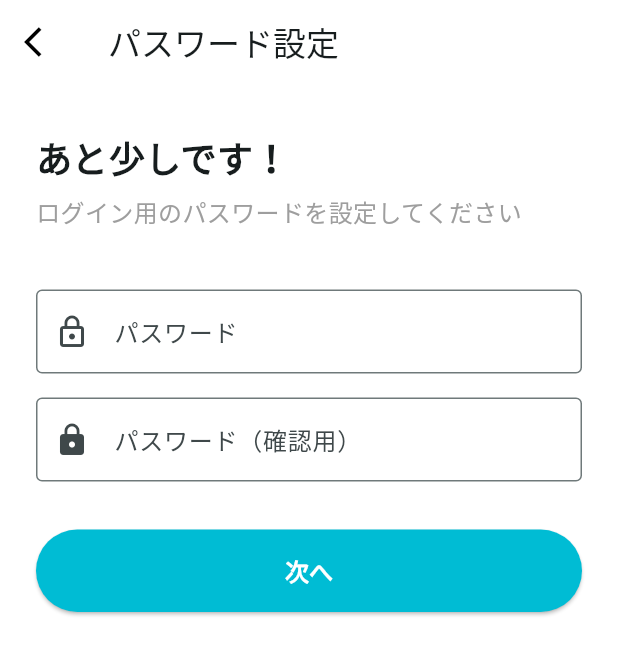
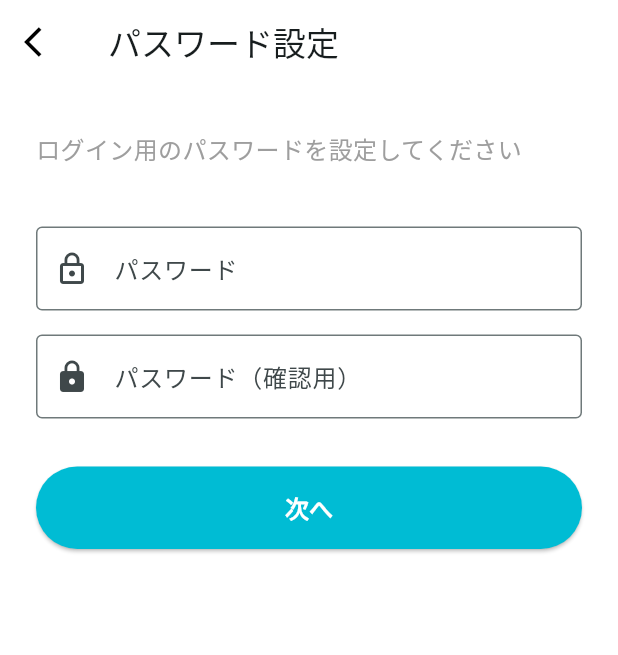
Before and after one commit to Mkazuki0511/Third, a Flutter app: the Page_onboarding_step2 screen opened directly with empty values, on a phone screen of 412 x 824 dp. Shown: the top 655 px of the screen. Run offline on Flutter 3.47's test engine with Material 3 defaults, Android fonts, the phone set to English and light mode, and no system bars; our stand-ins replace cloud_firestore, firebase_auth, firebase_core, firebase_storage, flutter_rating_bar, image_picker; accounts and stored records are empty.

Commit message:
page_onboarding_step2　で「あと少しです！」の表記を削除。

```diff
--- a/lib/start/pages/page_onboarding_step2.dart
+++ b/lib/start/pages/page_onboarding_step2.dart
@@ -151,11 +151,6 @@ class _Page_onboarding_step2State extends State<Page_onboarding_step2> {
             crossAxisAlignment: CrossAxisAlignment.stretch,
             children: [
               const Text(
-                'あと少しです！',
-                style: TextStyle(fontSize: 24, fontWeight: FontWeight.bold),
-              ),
-              const SizedBox(height: 8),
-              const Text(
                 'ログイン用のパスワードを設定してください',
                 style: TextStyle(fontSize: 16, color: Colors.grey),
               ),
```
